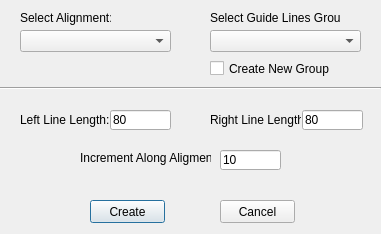
Qt form Resources/UI/CreateGuideLines.ui (HakanSeven12/FreeCAD-Geomatic-Workbench) before a commit.
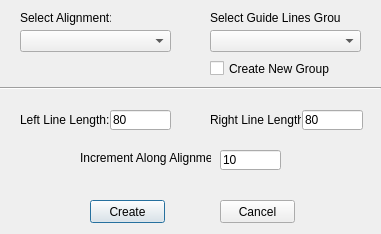
The same form after that commit.

```diff
--- a/Resources/UI/CreateGuideLines.ui
+++ b/Resources/UI/CreateGuideLines.ui
@@ -134,7 +134,7 @@
     </rect>
    </property>
    <property name="text">
-    <string>Increment Along Aligment:</string>
+    <string>Increment Along Alignment:</string>
    </property>
   </widget>
   <widget class="QLineEdit" name="IncrementLE">
```
